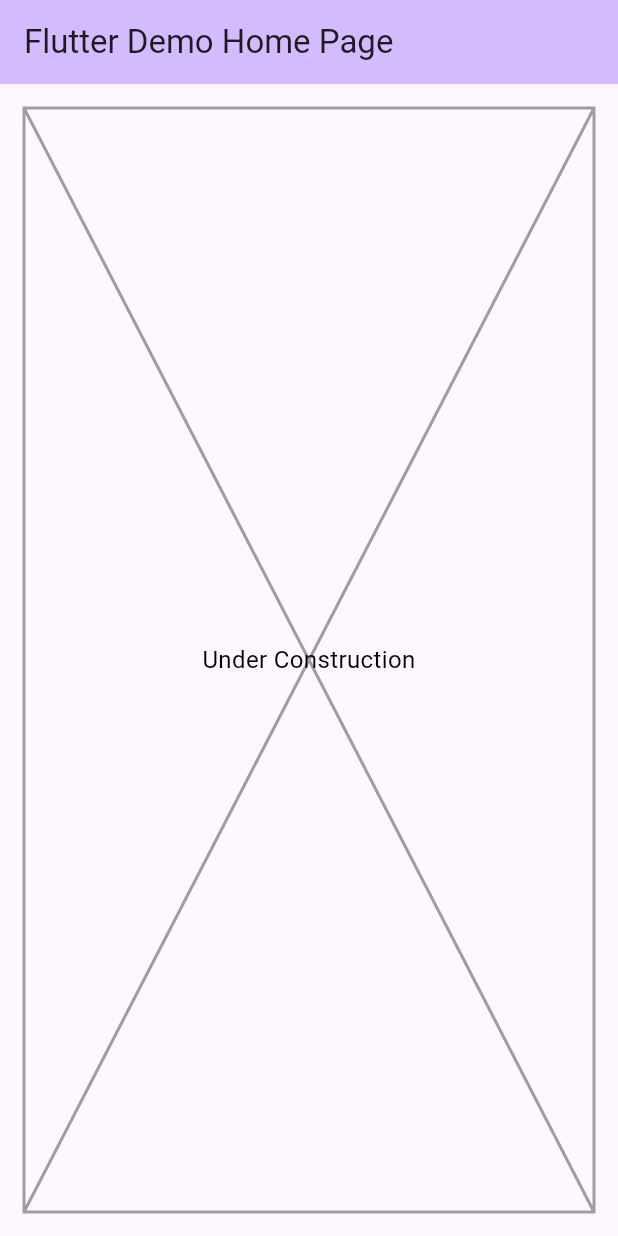
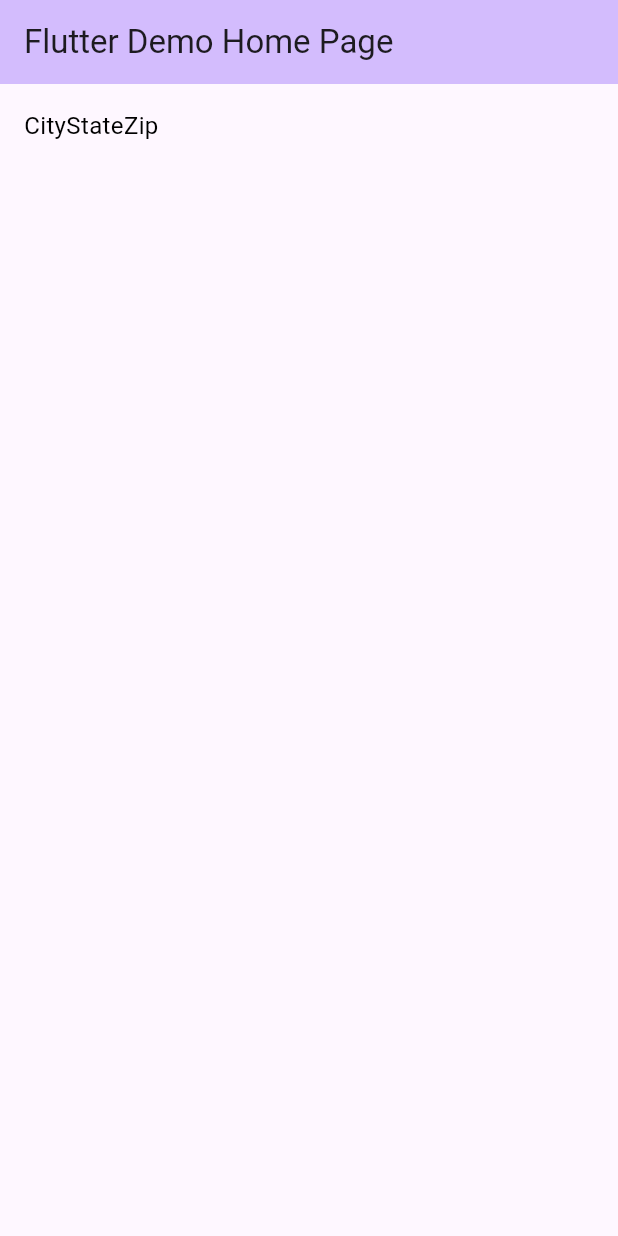
Before and after one commit to xander1111/cs492-weather-app, a Flutter app: the screen it shows after launch, on a phone screen of 412 x 824 dp. Run offline on Flutter 3.47's test engine with Material 3 defaults, Android fonts, the phone set to English and light mode, and no system bars; our stand-ins replace geocoding, geolocator.

Commit message:
added todos to branch

```diff
--- a/lib/main.dart
+++ b/lib/main.dart
@@ -1,6 +1,7 @@
 import 'package:flutter/material.dart';
 
 import 'package:weatherapp/scripts/tests.dart' as tests;
+import 'package:weatherapp/scripts/location.dart' as location;
 
 void main() {
   runApp(const MyApp());
@@ -58,13 +59,36 @@ class MyHomePage extends StatefulWidget {
 
 class _MyHomePageState extends State<MyHomePage> {
 
+  // TODO: Add a new list of forecast.Forecast variable called _forecasts
+  location.Location? _currentLocation;
+
   @override
   void initState() {
     super.initState();
 
     // run tests initially
-    tests.testLocation();
+    //tests.testLocation();
+    setLocation();
+
   }
+
+  // TODO Create a new function called getForecasts(location.Location currentLocation)
+  // This function should use a location to call getForecastFromPoints(), passing in the lat, lon
+  // use setState the same way as setLocation does to set your _forecasts to the returned forecasts
+
+  void setLocation() async {
+    if (_currentLocation == null){
+      // location.Location? currentLocation = await location.getLocationFromAddress(city, state, zip);
+      location.Location? currentLocation = await location.getLocationFromGps();
+
+      // TODO: Add a call to your getForecasts function passing in the currentLocation
+
+      setState(() {
+        _currentLocation = currentLocation;
+      });
+    }
+  }
+
   @override
   Widget build(BuildContext context) {
     // This method is rerun every time setState is called, for instance as done
@@ -86,22 +110,40 @@ class _MyHomePageState extends State<MyHomePage> {
       body:Padding(
       padding: const EdgeInsets.all(16.0),
       child: Center(
-          child: Stack(
-            alignment: Alignment.center,
+          child: Column(
             children: [
-              Placeholder(
-                color: Colors.grey,
-                strokeWidth: 2.0,
-              ),
-              Text(
-                "Under Construction",
-                style: TextStyle(fontSize: 16, color: Colors.black),
-                textAlign: TextAlign.center,
-              ),
+              locationWidget(_currentLocation),
+              // TODO: add a new call to forecastWidget that passes in _forecasts[0]
             ],
           ),
         ),
       ),
     );
   }
+
+
+  // TODO: add a new Row forecastWidget to display some basic forecast information
+  // you can choose the parts that you want to display for now.
+
+  Row locationWidget(location.Location? currentLocation) {
+    return Row(
+      children: [
+        Text(
+          currentLocation != null ? currentLocation.city ?? "City" : "City",
+          style: TextStyle(fontSize: 16, color: Colors.black),
+          textAlign: TextAlign.center,
+        ),
+        Text(
+          currentLocation != null ? currentLocation.state ?? "State" : "State",
+          style: TextStyle(fontSize: 16, color: Colors.black),
+          textAlign: TextAlign.center,
+        ),
+        Text(
+          currentLocation != null ? currentLocation.zip ?? "Zip" : "Zip",
+          style: TextStyle(fontSize: 16, color: Colors.black),
+          textAlign: TextAlign.center,
+        ),
+      ],
+    );
+  }
 }
--- a/lib/scripts/location.dart
+++ b/lib/scripts/location.dart
@@ -40,6 +40,21 @@ Future<Location?> getLocationFromAddress(String rawCity, String rawState, String
     return null;
   }
 
+}
+
+Future<Location> getLocationFromGps() async {
+
+  geolocator.Position position = await determinePosition();
+
+  // use reverse geocoding to get a placemark from the latitude and longitude
+  List<geocoding.Placemark> placemarks = await geocoding.placemarkFromCoordinates(position.latitude, position.longitude);
+  String? state = placemarks[0].administrativeArea;
+  String? city = placemarks[0].locality;
+  String? zip = placemarks[0].postalCode;
+
+  // return a Location object with the complete location
+  return Location(city: city, state: state, zip: zip, latitude: position.longitude, longitude: position.longitude);
+
 
 }
 
@@ -51,7 +66,7 @@ Future<Location?> getLocationFromAddress(String rawCity, String rawState, String
 ///
 /// When the location services are not enabled or permissions
 /// are denied the `Future` will return an error.
-Future<geolocator.Position> _determinePosition() async {
+Future<geolocator.Position> determinePosition() async {
   bool serviceEnabled;
   geolocator.LocationPermission permission;
 
--- a/lib/scripts/tests.dart
+++ b/lib/scripts/tests.dart
@@ -22,6 +22,10 @@ void testLocation() async {
 
 }
 
+void testGps(){
+  location.getLocationFromGps();
+}
+
 
 void testForecast() async {
 // testing with Bend, OR coordinates
```
